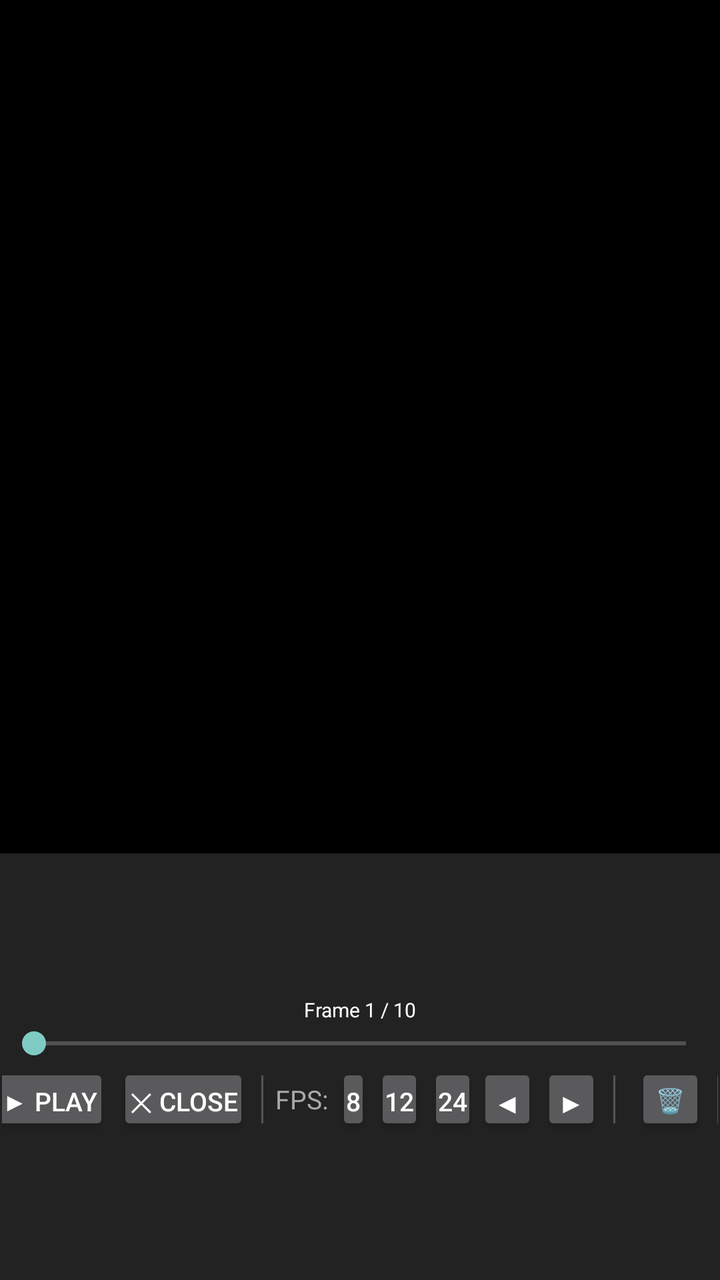
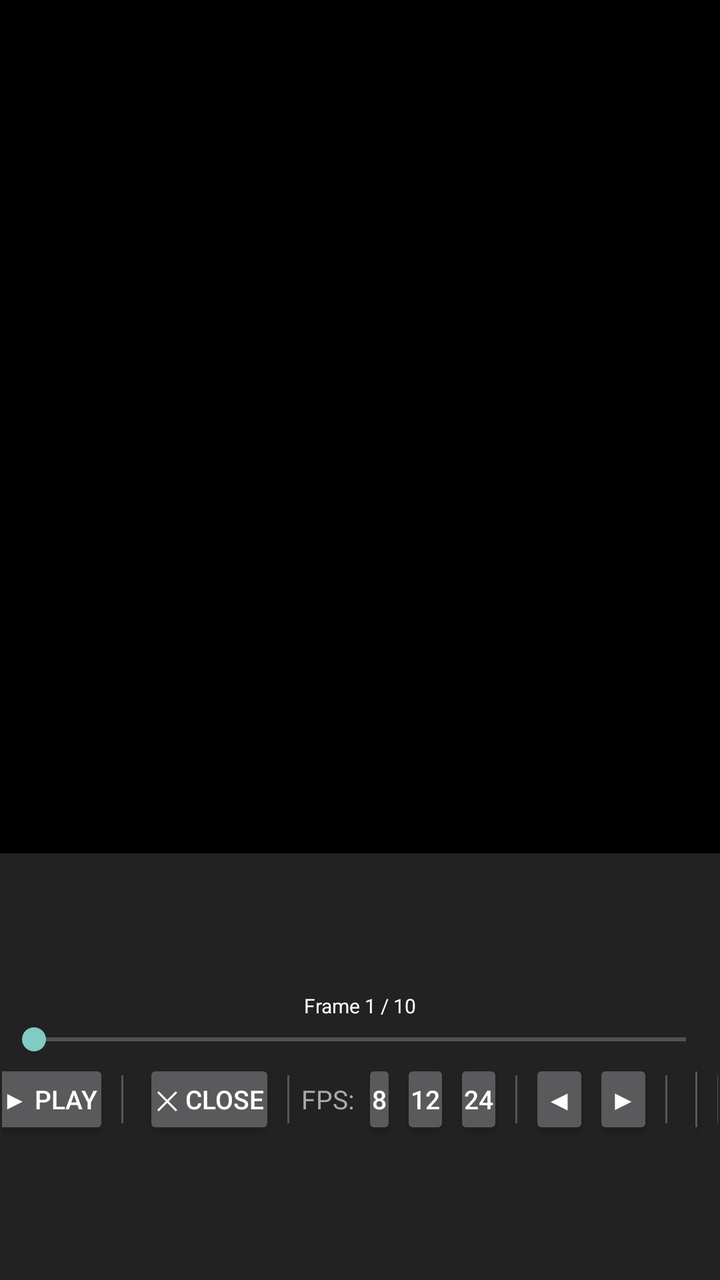

Two renders of the same Android screen: before a commit and after it. Below are the layout's source before the change and the commit's diff.
<!-- AndroidManifest.xml: activity theme Theme.AppCompat.NoActionBar -->
<!-- res/layout/activity_frame_preview.xml -->
<?xml version="1.0" encoding="utf-8"?>
<LinearLayout
    xmlns:android="http://schemas.android.com/apk/res/android"
    android:layout_width="match_parent"
    android:layout_height="match_parent"
    android:orientation="vertical"
    android:background="#000000">

    
    <ImageView
        android:id="@+id/previewImageView"
        android:layout_width="match_parent"
        android:layout_height="0dp"
        android:layout_weight="2"
        android:scaleType="fitCenter"
        android:background="#000000" />

    
    <LinearLayout
        android:layout_width="match_parent"
        android:layout_height="0dp"
        android:layout_weight="1"
        android:orientation="vertical"
        android:background="#222222"
        android:paddingStart="1dp"
        android:paddingEnd="1dp"
        android:paddingTop="1dp"
        android:paddingBottom="1dp"
        android:gravity="center_vertical">

        
        <TextView
            android:id="@+id/frameCounter"
            android:layout_width="match_parent"
            android:layout_height="wrap_content"
            android:text="Frame 1 / 10"
            android:textColor="#FFFFFF"
            android:textSize="10sp"
            android:gravity="center"
            android:paddingBottom="1dp" />

        
        <SeekBar
            android:id="@+id/frameSeekBar"
            android:layout_width="match_parent"
            android:layout_height="wrap_content"
            android:layout_marginBottom="1dp" />

        
        <LinearLayout
            android:layout_width="match_parent"
            android:layout_height="wrap_content"
            android:orientation="horizontal"
            android:gravity="center"
            android:layout_marginBottom="1dp">

            <Button
                android:id="@+id/playButton"
                android:layout_width="wrap_content"
                android:layout_height="36dp"
                android:text="▶ Play"
                android:textSize="13sp"
                android:paddingStart="6dp"
                android:paddingEnd="6dp"
                android:minWidth="0dp"
                android:minHeight="0dp" />

            <Button
                android:id="@+id/closeButton"
                android:layout_width="wrap_content"
                android:layout_height="36dp"
                android:text="✕ Close"
                android:textSize="13sp"
                android:paddingStart="6dp"
                android:paddingEnd="6dp"
                android:minWidth="0dp"
                android:minHeight="0dp"
                android:layout_marginStart="4dp" />

            
            <View
                android:layout_width="1dp"
                android:layout_height="24dp"
                android:background="#555555"
                android:layout_marginStart="6dp"
                android:layout_marginEnd="6dp" />

            <TextView
                android:layout_width="wrap_content"
                android:layout_height="wrap_content"
                android:text="FPS:"
                android:textColor="#AAAAAA"
                android:textSize="13sp"
                android:layout_marginEnd="4dp" />

            <Button
                android:id="@+id/fps8Button"
                android:layout_width="wrap_content"
                android:layout_height="36dp"
                android:text="8"
                android:textSize="13sp"
                android:paddingStart="5dp"
                android:paddingEnd="5dp"
                android:minWidth="0dp"
                android:minHeight="0dp" />

            <Button
                android:id="@+id/fps12Button"
                android:layout_width="wrap_content"
                android:layout_height="36dp"
                android:text="12"
                android:textSize="13sp"
                android:paddingStart="5dp"
                android:paddingEnd="5dp"
                android:minWidth="0dp"
                android:minHeight="0dp"
                android:layout_marginStart="2dp" />

            <Button
                android:id="@+id/fps24Button"
                android:layout_width="wrap_content"
                android:layout_height="36dp"
                android:text="24"
                android:textSize="13sp"
                android:paddingStart="5dp"
                android:paddingEnd="5dp"
                android:minWidth="0dp"
                android:minHeight="0dp"
                android:layout_marginStart="2dp" />


            <Button
                android:id="@+id/moveLeftButton"
                android:layout_width="wrap_content"
                android:layout_height="36dp"
                android:text="◀"
                android:textSize="14sp"
                android:paddingStart="8dp"
                android:paddingEnd="8dp"
                android:minWidth="0dp"
                android:minHeight="0dp"
                android:contentDescription="Move frame left" />

            <Button
                android:id="@+id/moveRightButton"
                android:layout_width="wrap_content"
                android:layout_height="36dp"
                android:text="▶"
                android:textSize="14sp"
                android:paddingStart="8dp"
                android:paddingEnd="8dp"
                android:minWidth="0dp"
                android:minHeight="0dp"
                android:layout_marginStart="2dp"
                android:contentDescription="Move frame right" />

            <View
                android:layout_width="1dp"
                android:layout_height="24dp"
                android:background="#555555"
                android:layout_marginStart="6dp"
                android:layout_marginEnd="6dp" />


            <Button
                android:id="@+id/deleteButton"
                android:layout_width="wrap_content"
                android:layout_height="36dp"
                android:text="🗑 Delete"
                android:textSize="12sp"
                android:paddingStart="6dp"
                android:paddingEnd="6dp"
                android:minWidth="0dp"
                android:minHeight="0dp"
                android:layout_marginStart="4dp" />

            
            <View
                android:layout_width="1dp"
                android:layout_height="24dp"
                android:background="#555555"
                android:layout_marginStart="6dp"
                android:layout_marginEnd="6dp" />

            <Button
                android:id="@+id/exportButton"
                android:layout_width="wrap_content"
                android:layout_height="36dp"
                android:text="⬆ MP4"
                android:textSize="12sp"
                android:paddingStart="6dp"
                android:paddingEnd="6dp"
                android:minWidth="0dp"
                android:minHeight="0dp" />

        </LinearLayout>

    </LinearLayout>

</LinearLayout>
<!-- resources referenced by this layout -->
<resources>

</resources>

<!-- the commit's change to res/layout/activity_frame_preview.xml (unified diff, before → after) -->
@@ -57,7 +57,7 @@
             <Button
                 android:id="@+id/playButton"
                 android:layout_width="wrap_content"
-                android:layout_height="36dp"
+                android:layout_height="40dp"
                 android:text="▶ Play"
                 android:textSize="13sp"
                 android:paddingStart="6dp"
@@ -65,10 +65,18 @@
                 android:minWidth="0dp"
                 android:minHeight="0dp" />
 
+            
+            <View
+                android:layout_width="1dp"
+                android:layout_height="24dp"
+                android:background="#555555"
+                android:layout_marginStart="6dp"
+                android:layout_marginEnd="6dp" />
+
             <Button
                 android:id="@+id/closeButton"
                 android:layout_width="wrap_content"
-                android:layout_height="36dp"
+                android:layout_height="40dp"
                 android:text="✕ Close"
                 android:textSize="13sp"
                 android:paddingStart="6dp"
@@ -96,7 +104,7 @@
             <Button
                 android:id="@+id/fps8Button"
                 android:layout_width="wrap_content"
-                android:layout_height="36dp"
+                android:layout_height="40dp"
                 android:text="8"
                 android:textSize="13sp"
                 android:paddingStart="5dp"
@@ -107,7 +115,7 @@
             <Button
                 android:id="@+id/fps12Button"
                 android:layout_width="wrap_content"
-                android:layout_height="36dp"
+                android:layout_height="40dp"
                 android:text="12"
                 android:textSize="13sp"
                 android:paddingStart="5dp"
@@ -119,7 +127,7 @@
             <Button
                 android:id="@+id/fps24Button"
                 android:layout_width="wrap_content"
-                android:layout_height="36dp"
+                android:layout_height="40dp"
                 android:text="24"
                 android:textSize="13sp"
                 android:paddingStart="5dp"
@@ -128,11 +136,18 @@
                 android:minHeight="0dp"
                 android:layout_marginStart="2dp" />
 
+            
+            <View
+                android:layout_width="1dp"
+                android:layout_height="24dp"
+                android:background="#555555"
+                android:layout_marginStart="6dp"
+                android:layout_marginEnd="6dp" />
 
             <Button
                 android:id="@+id/moveLeftButton"
                 android:layout_width="wrap_content"
-                android:layout_height="36dp"
+                android:layout_height="40dp"
                 android:text="◀"
                 android:textSize="14sp"
                 android:paddingStart="8dp"
@@ -144,7 +159,7 @@
             <Button
                 android:id="@+id/moveRightButton"
                 android:layout_width="wrap_content"
-                android:layout_height="36dp"
+                android:layout_height="40dp"
                 android:text="▶"
                 android:textSize="14sp"
                 android:paddingStart="8dp"
@@ -165,7 +180,7 @@
             <Button
                 android:id="@+id/deleteButton"
                 android:layout_width="wrap_content"
-                android:layout_height="36dp"
+                android:layout_height="40dp"
                 android:text="🗑 Delete"
                 android:textSize="12sp"
                 android:paddingStart="6dp"
@@ -185,7 +200,7 @@
             <Button
                 android:id="@+id/exportButton"
                 android:layout_width="wrap_content"
-                android:layout_height="36dp"
+                android:layout_height="40dp"
                 android:text="⬆ MP4"
                 android:textSize="12sp"
                 android:paddingStart="6dp"
